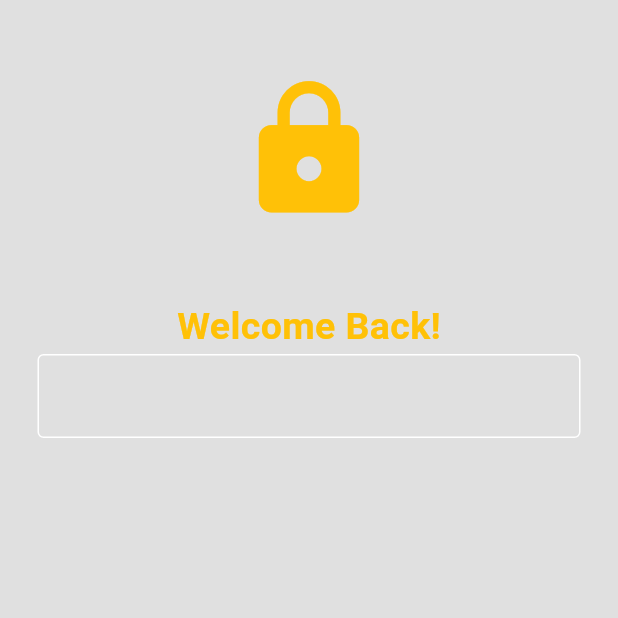
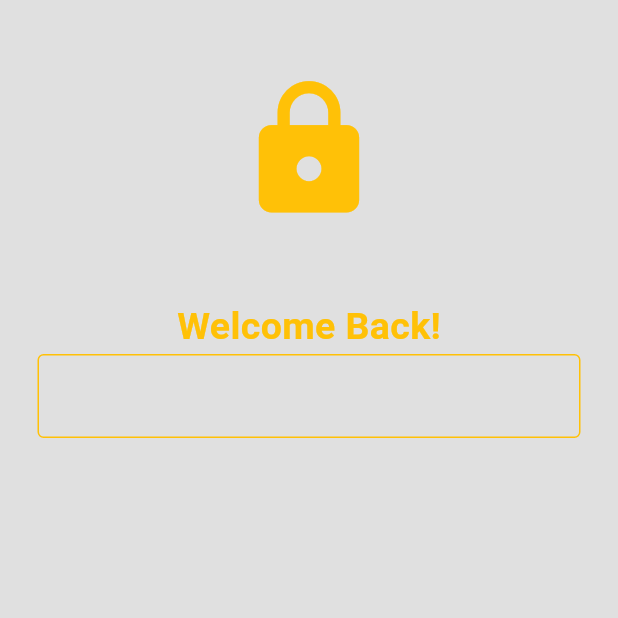
Before and after one commit to Odhi-ambo/authe_ntication, a Flutter app: the screen it shows after launch, on a phone screen of 412 x 824 dp, the top half of it. Run offline on Flutter 3.47's test engine with Material 3 defaults, Android fonts, the phone set to English and light mode, and no system bars.

Commit message:
initial commit for loginPage

```diff
--- a/lib/pages/login_page.dart
+++ b/lib/pages/login_page.dart
@@ -32,12 +32,16 @@ class LoginPage extends StatelessWidget {
                     fontWeight: FontWeight.bold,
                     color: Colors.amber),
               ),
+
               //username textfield
               Padding(
                 padding: EdgeInsets.symmetric(horizontal: 25.0),
                 child: TextField(
                   decoration: InputDecoration(
                       enabledBorder: OutlineInputBorder(
+                        borderSide: BorderSide(color: Colors.amber),
+                      ),
+                      focusedBorder: OutlineInputBorder(
                           borderSide: BorderSide(color: Colors.white))),
                 ),
               )
```
